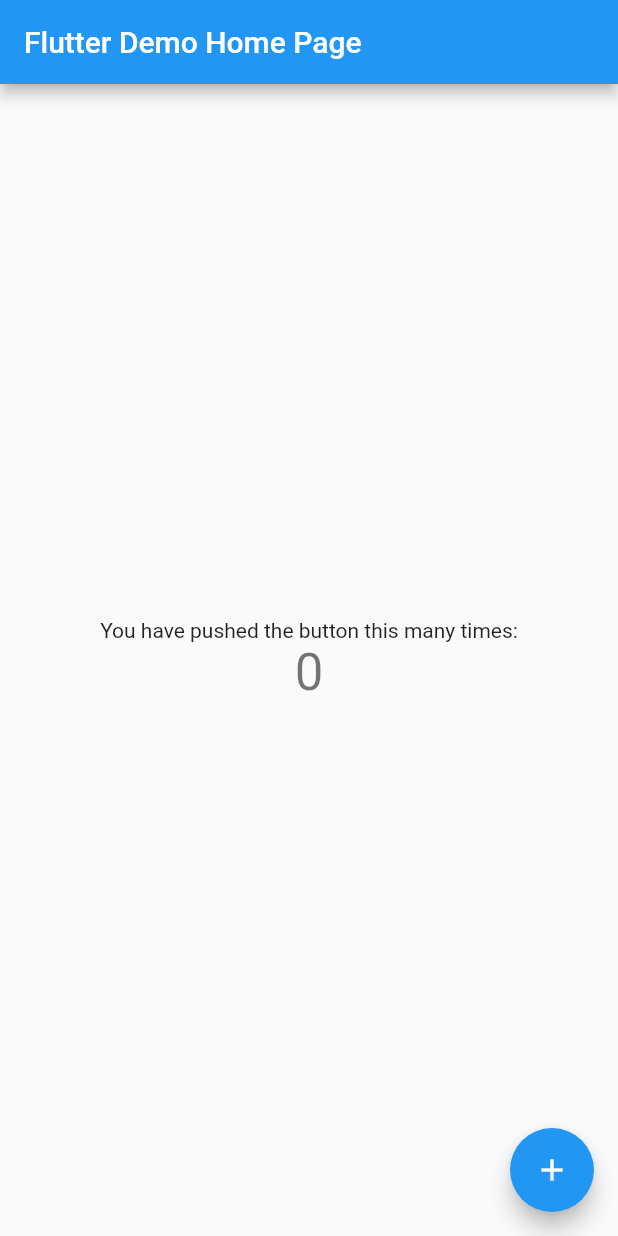
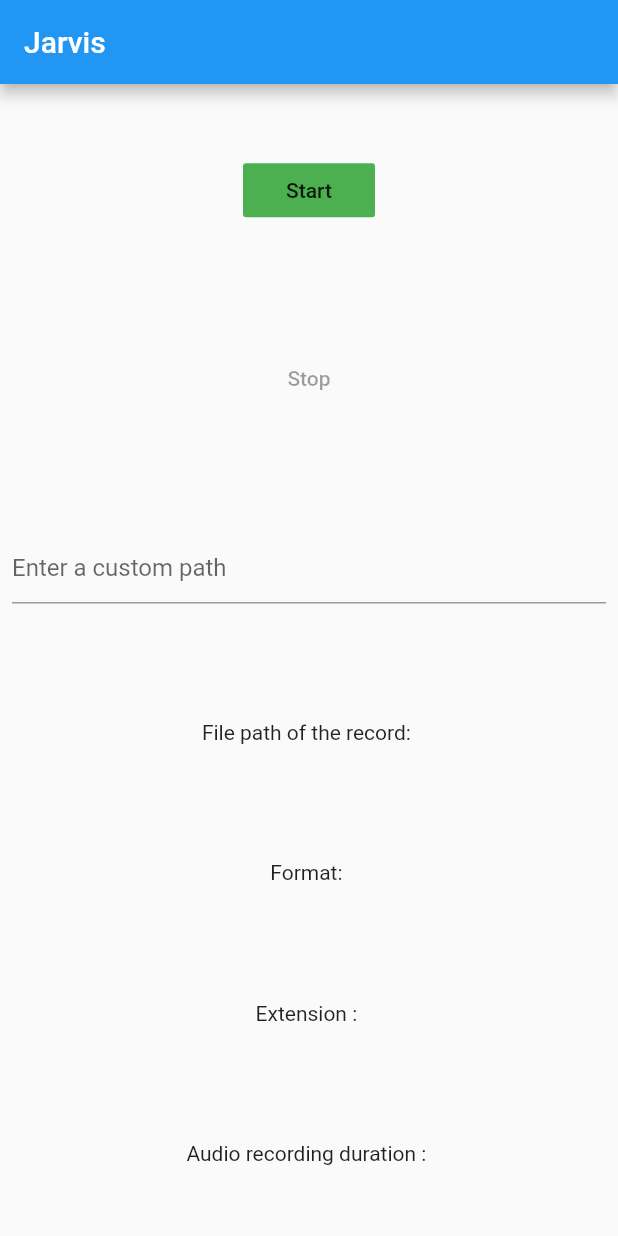
Before and after one commit to Shon0221/Jarvis, a Flutter app: the screen it shows after launch, on a phone screen of 412 x 824 dp. Run offline on Flutter 3.47's test engine with Material 2 defaults, Android fonts, the phone set to English and light mode, and no system bars; our stand-ins replace file; missing offline and left inert: audio_recorder.

Commit message:
Add audio recorder function

```diff
--- a/jarvis_app/lib/main.dart
+++ b/jarvis_app/lib/main.dart
@@ -1,10 +1,19 @@
 import 'package:flutter/material.dart';
+
+import 'dart:io' as io;
+import 'dart:math';
+
+import 'package:audio_recorder/audio_recorder.dart';
+import 'package:file/file.dart';
+import 'package:file/local.dart';
+import 'package:path_provider/path_provider.dart';
 
 void main() {
   runApp(MyApp());
 }
 
 class MyApp extends StatelessWidget {
+
   // This widget is the root of your application.
   @override
   Widget build(BuildContext context) {
@@ -26,13 +35,17 @@
         // closer together (more dense) than on mobile platforms.
         visualDensity: VisualDensity.adaptivePlatformDensity,
       ),
-      home: MyHomePage(title: 'Flutter Demo Home Page'),
+      home: MyHomePage(),
     );
   }
 }
 
 class MyHomePage extends StatefulWidget {
-  MyHomePage({Key key, this.title}) : super(key: key);
+
+  final LocalFileSystem localFileSystem;
+
+  MyHomePage({localFileSystem})
+      : this.localFileSystem = localFileSystem ?? LocalFileSystem();
 
   // This widget is the home page of your application. It is stateful, meaning
   // that it has a State object (defined below) that contains fields that affect
@@ -43,25 +56,17 @@
   // used by the build method of the State. Fields in a Widget subclass are
   // always marked "final".
 
-  final String title;
+  final String title = "Jarvis";
 
   @override
   _MyHomePageState createState() => _MyHomePageState();
 }
 
 class _MyHomePageState extends State<MyHomePage> {
-  int _counter = 0;
-
-  void _incrementCounter() {
-    setState(() {
-      // This call to setState tells the Flutter framework that something has
-      // changed in this State, which causes it to rerun the build method below
-      // so that the display can reflect the updated values. If we changed
-      // _counter without calling setState(), then the build method would not be
-      // called again, and so nothing would appear to happen.
-      _counter++;
-    });
-  }
+  Recording _recording = new Recording();
+  bool _isRecording = false;
+  Random random = new Random();
+  TextEditingController _controller = new TextEditingController();
 
   @override
   Widget build(BuildContext context) {
@@ -80,38 +85,78 @@
       body: Center(
         // Center is a layout widget. It takes a single child and positions it
         // in the middle of the parent.
-        child: Column(
-          // Column is also a layout widget. It takes a list of children and
-          // arranges them vertically. By default, it sizes itself to fit its
-          // children horizontally, and tries to be as tall as its parent.
-          //
-          // Invoke "debug painting" (press "p" in the console, choose the
-          // "Toggle Debug Paint" action from the Flutter Inspector in Android
-          // Studio, or the "Toggle Debug Paint" command in Visual Studio Code)
-          // to see the wireframe for each widget.
-          //
-          // Column has various properties to control how it sizes itself and
-          // how it positions its children. Here we use mainAxisAlignment to
-          // center the children vertically; the main axis here is the vertical
-          // axis because Columns are vertical (the cross axis would be
-          // horizontal).
-          mainAxisAlignment: MainAxisAlignment.center,
-          children: <Widget>[
-            Text(
-              'You have pushed the button this many times:',
-            ),
-            Text(
-              '$_counter',
-              style: Theme.of(context).textTheme.headline4,
-            ),
-          ],
+        child: new Padding(
+          padding: new EdgeInsets.all(8.0),
+          child: new Column(
+              mainAxisAlignment: MainAxisAlignment.spaceAround,
+              children: <Widget>[
+                new FlatButton(
+                  onPressed: _isRecording ? null : _start,
+                  child: new Text("Start"),
+                  color: Colors.green,
+                ),
+                new FlatButton(
+                  onPressed: _isRecording ? _stop : null,
+                  child: new Text("Stop"),
+                  color: Colors.red,
+                ),
+                new TextField(
+                  controller: _controller,
+                  decoration: new InputDecoration(
+                    hintText: 'Enter a custom path',
+                  ),
+                ),
+                new Text("File path of the record: ${_recording.path}"),
+                new Text("Format: ${_recording.audioOutputFormat}"),
+                new Text("Extension : ${_recording.extension}"),
+                new Text(
+                    "Audio recording duration : ${_recording.duration.toString()}")
+              ]),
         ),
       ),
-      floatingActionButton: FloatingActionButton(
-        onPressed: _incrementCounter,
-        tooltip: 'Increment',
-        child: Icon(Icons.add),
-      ), // This trailing comma makes auto-formatting nicer for build methods.
     );
   }
+
+  _start() async {
+    try {
+      if (await AudioRecorder.hasPermissions) {
+        if (_controller.text != null && _controller.text != "") {
+          String path = _controller.text;
+          if (!_controller.text.contains('/')) {
+            io.Directory appDocDirectory =
+            await getApplicationDocumentsDirectory();
+            path = appDocDirectory.path + '/' + _controller.text;
+          }
+          print("Start recording: $path");
+          await AudioRecorder.start(
+              path: path, audioOutputFormat: AudioOutputFormat.AAC);
+        } else {
+          await AudioRecorder.start();
+        }
+        bool isRecording = await AudioRecorder.isRecording;
+        setState(() {
+          _recording = new Recording(duration: new Duration(), path: "");
+          _isRecording = isRecording;
+        });
+      } else {
+        Scaffold.of(context).showSnackBar(
+            new SnackBar(content: new Text("You must accept permissions")));
+      }
+    } catch (e) {
+      print(e);
+    }
+  }
+
+  _stop() async {
+    var recording = await AudioRecorder.stop();
+    print("Stop recording: ${recording.path}");
+    bool isRecording = await AudioRecorder.isRecording;
+    File file = widget.localFileSystem.file(recording.path);
+    print("  File length: ${await file.length()}");
+    setState(() {
+      _recording = recording;
+      _isRecording = isRecording;
+    });
+    _controller.text = recording.path;
+  }
 }
--- a/jarvis_app/pubspec.yaml
+++ b/jarvis_app/pubspec.yaml
@@ -23,15 +23,17 @@
 dependencies:
   flutter:
     sdk: flutter
-
+  font_awesome_flutter: any
 
   # The following adds the Cupertino Icons font to your application.
   # Use with the CupertinoIcons class for iOS style icons.
   cupertino_icons: ^1.0.0
+  audio_recorder: ^1.0.2
 
 dev_dependencies:
   flutter_test:
     sdk: flutter
+  path_provider: ^1.1.0
 
 # For information on the generic Dart part of this file, see the
 # following page: https://dart.dev/tools/pub/pubspec
```
Also changed, not shown: jarvis_app/pubspec.lock, 1 other file.
